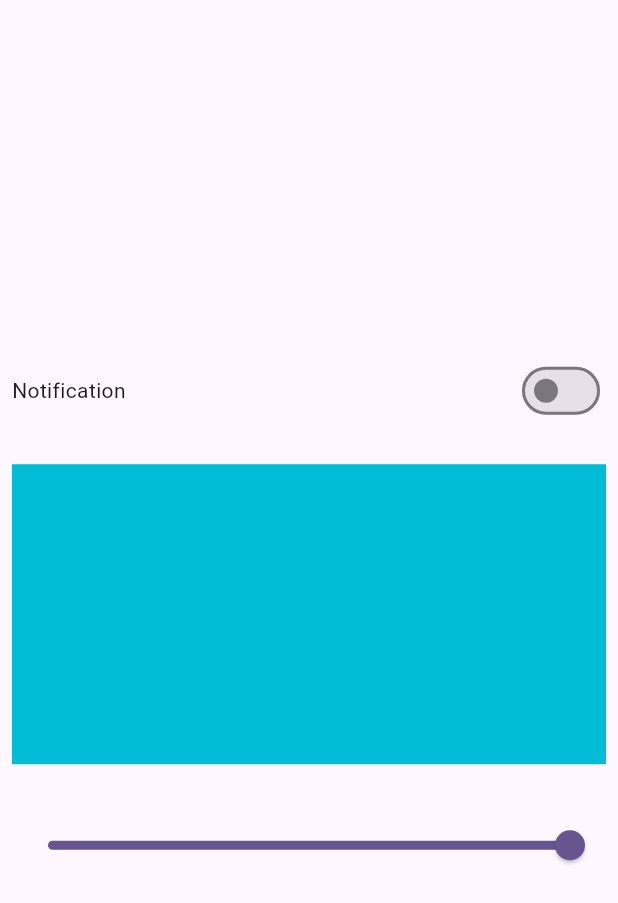
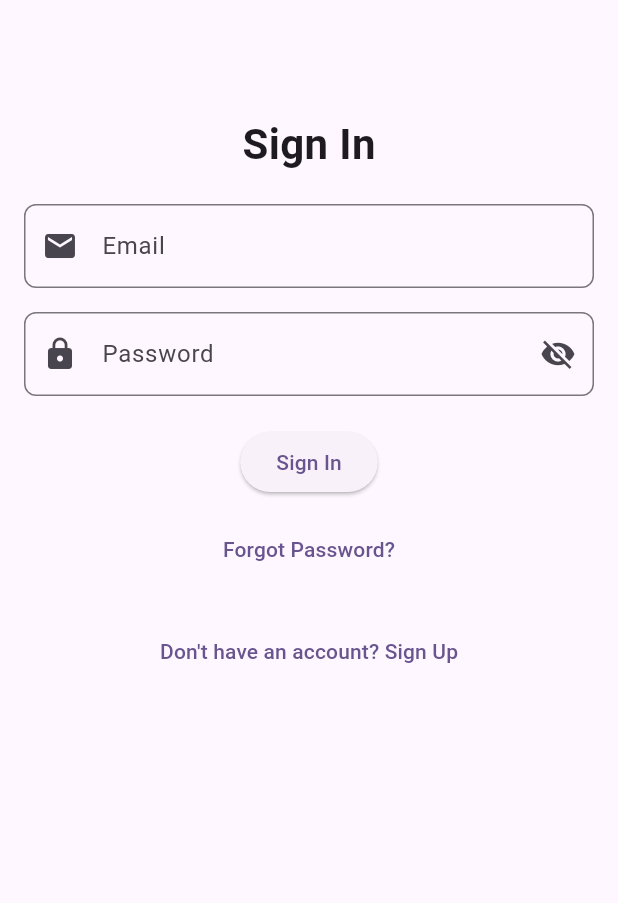
Before and after one commit to Parth-Dattani/Bloc_SM, a Flutter app: the screen it shows after launch, on a phone screen of 412 x 824 dp. Shown: the top 903 px of the screen. Run offline on Flutter 3.47's test engine with Material 3 defaults, Android fonts, the phone set to English and light mode, and no system bars; our stand-ins replace bloc, equatable, flutter_bloc, logger.

Commit message:
-- login_screen add

```diff
--- a/lib/bloc/login/login_events.dart
+++ b/lib/bloc/login/login_events.dart
@@ -1,3 +1,22 @@
-class LoginEvent{
+import 'package:equatable/equatable.dart';
+
+abstract class LoginEvent extends Equatable{
+
+  LoginEvent();
+
+  @override
+  List<Object> get props => [];
 
 }
+
+class LoginAPI extends LoginEvent{
+  String email;
+  String password;
+
+  LoginAPI(this.email, this.password);
+
+  @override
+  List<Object> get props => [email, password];
+
+
+}
--- a/lib/bloc/login/login_states.dart
+++ b/lib/bloc/login/login_states.dart
@@ -1,3 +1,29 @@
-class LoginState{}
+import 'package:equatable/equatable.dart';
+
+class LoginState extends Equatable{
+  @override
+
+  LoginState();
+
+  List<Object?> get props => [];
+}
 
 class LoginInitial extends LoginState{}
+
+class LoginLoading extends LoginState{}
+
+class LoginSuccess extends LoginState{
+  final Map<String, dynamic> userData;
+
+  LoginSuccess(this.userData);
+}
+
+
+class LoginFail extends LoginState{
+  String error;
+
+  LoginFail(this.error);
+
+  List<Object> get props => [error];
+
+}
--- /dev/null
+++ b/lib/constant/constant.dart
@@ -0,0 +1,2 @@
+export 'color_config.dart';
+export 'text_style.dart';
--- a/lib/main.dart
+++ b/lib/main.dart
@@ -1,7 +1,9 @@
 import 'package:bloc_sm/bloc/counter/counter_bloc.dart';
+import 'package:bloc_sm/bloc/login/login_bloc.dart';
 import 'package:bloc_sm/bloc/slider/slider_bloc.dart';
 import 'package:bloc_sm/bloc/splash/splash_bloc.dart';
 import 'package:bloc_sm/ui/counter_screen.dart';
+import 'package:bloc_sm/ui/login_screen.dart';
 import 'package:bloc_sm/ui/slider_screen.dart';
 import 'package:bloc_sm/ui/splash_screen.dart';
 import 'package:flutter/material.dart';
@@ -22,6 +24,7 @@ class MyApp extends StatelessWidget {
         BlocProvider(create: (_) => CounterBloc()),
         BlocProvider(create: (_) => SliderBloc()),
         BlocProvider(create: (_) => SplashBloc()),
+        BlocProvider(create: (_) => LoginBloc()),
       ],
       child: MaterialApp(
         title: 'Flutter Demo',
--- /dev/null
+++ b/lib/services/remot_services.dart
@@ -0,0 +1,61 @@
+import 'dart:convert';
+import 'package:flutter/cupertino.dart';
+import 'package:flutter/foundation.dart';
+import 'package:http/http.dart' as http;
+import 'package:logger/logger.dart';
+
+
+class RemoteServices{
+
+  static var logger = Logger(
+    //PrefixPrinter(PrettyPrinter(colors: true));
+    printer: PrettyPrinter(
+      methodCount: 0,
+      errorMethodCount: 5,
+      lineLength: 100,
+      colors: true,
+      printEmojis: true,
+      printTime: false,
+    ),
+  );
+
+  static void printResponse(
+      Map<String, String> header, dynamic body, http.Response response) {
+    logger.d('Header: $header');
+    logger.d('Body : $body');
+    logger.i('URL: ${response.request!.url}');
+    logger.f('Response status: ${response.statusCode}');
+    logger.i('Response body: ${response.body}',);
+  }
+
+  static Future<http.Response> loginAPI(String email, String password)async{
+    print("----call Api");
+    Map<String, String> header = {
+      //'Authorization': 'Bearer $accessToken',
+      'Authorization':'Basic ZGlzaGFuay5pQGNpcmlnaHQuY29tOkNpcmlnaHRAMTIz',
+      'Access-Control-Allow-Origin': '*',
+      'Content-Type': 'application/json',
+      'Charset':'utf-8',
+    };
+    var body = jsonEncode({
+      "subscriptionId": "8914081",
+      "verticalId": "2803",
+      "username": email,
+      "password": password,
+      "appId": "2839",
+      "sphereTypeUrl": "todays-portal.htm"
+      // "userToken": "String",
+      // "isAutoLogin": "Number",
+
+    });
+    http.Response response = await http.post(Uri.parse(
+       "https://www.myciright.com/Ciright/api/commonrestapi/m1342055" ),
+        headers: header, body: body);
+
+    debugPrint("======== login api =======");
+    printResponse(header, body, response,);
+    return response;
+  }
+
+
+}
--- /dev/null
+++ b/lib/ui/login_screen.dart
@@ -0,0 +1,183 @@
+import 'package:bloc_sm/bloc/login/login_bloc.dart';
+import 'package:bloc_sm/bloc/login/login_events.dart';
+import 'package:bloc_sm/bloc/login/login_states.dart';
+import 'package:bloc_sm/ui/slider_screen.dart';
+import 'package:flutter/material.dart';
+import 'package:flutter_bloc/flutter_bloc.dart';
+
+class LoginScreen extends StatefulWidget {
+  const LoginScreen({Key? key}) : super(key: key);
+
+  @override
+  State<LoginScreen> createState() => _LoginScreenState();
+}
+
+class _LoginScreenState extends State<LoginScreen> {
+  final _emailController = TextEditingController();
+  final _passwordController = TextEditingController();
+  final _formKey = GlobalKey<FormState>();
+  bool _isPasswordVisible = false;
+
+  @override
+  void dispose() {
+    _emailController.dispose();
+    _passwordController.dispose();
+    super.dispose();
+  }
+
+
+
+  void _showLoadingDialog() {
+    showDialog(
+      context: context,
+      barrierDismissible: false,
+      builder: (context) => const Center(child: CircularProgressIndicator(color: Colors.red)),
+    );
+  }
+
+  void _dismissDialog() {
+    if (Navigator.canPop(context)) Navigator.pop(context);
+  }
+
+  @override
+  Widget build(BuildContext context) {
+    return Scaffold(
+      body: BlocListener<LoginBloc, LoginState>(
+        listener: (context, state) {
+      if(state is LoginLoading){
+
+        print("Stattte: Loading{}");
+      _showLoadingDialog();
+      }
+      else{
+        print("--------Loaddde");
+       _dismissDialog();
+      }
+
+      if(state is LoginSuccess){
+        print("--------------Success");
+        Navigator.pushReplacement(context, MaterialPageRoute(builder: (context) => SliderScreen(),));
+      }
+      else if(state is LoginFail){
+        print("Faillllll");
+        ScaffoldMessenger.of(context).showSnackBar(
+          SnackBar(content: Text(state.error)),
+        );
+      }
+
+    },
+        child: SafeArea(
+          child: SingleChildScrollView(
+            padding: const EdgeInsets.all(16.0),
+            child: Column(
+              crossAxisAlignment: CrossAxisAlignment.center,
+              children: [
+                const SizedBox(height: 40),
+                // Image.asset(
+                //   "assets/images/app_logo.png",
+                //   height: 100,
+                // ),
+                const SizedBox(height: 20),
+                const Text(
+                  "Sign In",
+                  style: TextStyle(
+                    fontSize: 28,
+                    fontWeight: FontWeight.bold,
+                  ),
+                ),
+                const SizedBox(height: 20),
+                Form(
+                  key: _formKey,
+                  child: Column(
+                    children: [
+                      TextFormField(
+                        controller: _emailController,
+                        decoration: InputDecoration(
+                          labelText: "Email",
+                          border: OutlineInputBorder(
+                            borderRadius: BorderRadius.circular(8.0),
+                          ),
+                          prefixIcon: const Icon(Icons.email),
+                        ),
+                        keyboardType: TextInputType.emailAddress,
+                        validator: (value) {
+                          if (value == null || value.isEmpty) {
+                            return "Please enter your email";
+                          } else if (!RegExp(r"^[^@]+@[^@]+\.[^@]+").hasMatch(
+                              value)) {
+                            return "Enter a valid email";
+                          }
+                          return null;
+                        },
+                      ),
+                      const SizedBox(height: 16),
+                      TextFormField(
+                        controller: _passwordController,
+                        obscureText: !_isPasswordVisible,
+                        decoration: InputDecoration(
+                          labelText: "Password",
+                          border: OutlineInputBorder(
+                            borderRadius: BorderRadius.circular(8.0),
+                          ),
+                          prefixIcon: const Icon(Icons.lock),
+                          suffixIcon: IconButton(
+                            icon: Icon(
+                              _isPasswordVisible
+                                  ? Icons.visibility
+                                  : Icons.visibility_off,
+                            ),
+                            onPressed: () {
+                              setState(() {
+                                _isPasswordVisible = !_isPasswordVisible;
+                              });
+                            },
+                          ),
+                        ),
+                        validator: (value) {
+                          if (value == null || value.isEmpty) {
+                            return "Please enter your password";
+                          } else if (value.length < 6) {
+                            return "Password must be at least 6 characters";
+                          }
+                          return null;
+                        },
+                      ),
+                    ],
+                  ),
+                ),
+                const SizedBox(height: 20),
+                ElevatedButton(
+                  onPressed: () {
+                    if (_formKey.currentState!.validate()) {
+                      // Add login functionality here
+                      print("Email: ${_emailController.text}");
+                      print("Password: ${_passwordController.text}");
+
+
+                      context.read<LoginBloc>().add(LoginAPI(_emailController.text, _passwordController.text));
+                    }
+                  },
+                  child: const Text("Sign In"),
+                ),
+                const SizedBox(height: 10),
+                TextButton(
+                  onPressed: () {
+                    // Navigate to forgot password screen
+                  },
+                  child: const Text("Forgot Password?"),
+                ),
+                const SizedBox(height: 20),
+                TextButton(
+                  onPressed: () {
+                    // Navigate to sign-up screen
+                  },
+                  child: const Text("Don't have an account? Sign Up"),
+                ),
+              ],
+            ),
+          ),
+        ),
+      ),
+    );
+  }
+}
--- a/lib/ui/splash_screen.dart
+++ b/lib/ui/splash_screen.dart
@@ -2,6 +2,7 @@ import 'package:bloc_sm/bloc/splash/splah_state.dart';
 import 'package:bloc_sm/bloc/splash/splash_bloc.dart';
 import 'package:bloc_sm/bloc/splash/splash_event.dart';
 import 'package:bloc_sm/main.dart';
+import 'package:bloc_sm/ui/login_screen.dart';
 import 'package:bloc_sm/ui/slider_screen.dart';
 import 'package:flutter/material.dart';
 import 'package:flutter_bloc/flutter_bloc.dart';
@@ -28,7 +29,7 @@ class _SplashScreenState extends State<SplashScreen> {
       listener: (context, state) {
         if (state is SplashComplete) {
           Navigator.pushReplacement(context,
-              MaterialPageRoute(builder: (context) => SliderScreen(),));
+              MaterialPageRoute(builder: (context) => LoginScreen(),));
         }
       },
       child: Scaffold(
--- a/pubspec.yaml
+++ b/pubspec.yaml
@@ -38,6 +38,8 @@ dependencies:
   bloc: ^8.1.4
   flutter_bloc: ^8.1.6
   equatable: ^2.0.7
+  http:
+  logger:
 
 dev_dependencies:
   flutter_test:
```
Also changed, not shown: lib/bloc/login/login_bloc.dart (+84 -2 lines), lib/constant/color_config.dart (added, +55 -0 lines), lib/constant/text_style.dart (added, +178 -0 lines), assets/images/app_logo.png (added), pubspec.lock.
